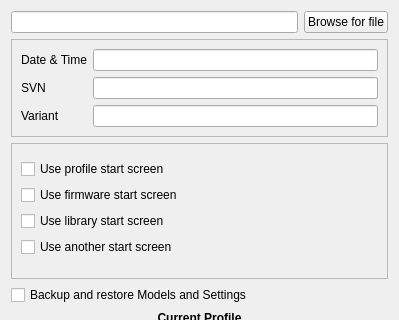
This is companion/src/burndialog.ui in opentx/opentx as Qt 5 draws it before an edit; both pictures show x 0 to 399 and y 0 to 320 of the 399 by 564 pixel window. The edited form follows.
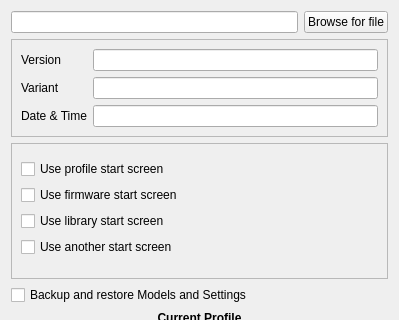
This is the edited form. Icons and pictures are not drawn.

What changed in the file:
```diff
--- a/companion/src/burndialog.ui
+++ b/companion/src/burndialog.ui
@@ -113,6 +113,13 @@
         <enum>QFrame::Raised</enum>
        </property>
        <layout class="QGridLayout" name="gridLayout_5">
+        <item row="3" column="0">
+         <widget class="QLabel" name="dateLabel">
+          <property name="text">
+           <string>Date &amp; Time</string>
+          </property>
+         </widget>
+        </item>
         <item row="1" column="1">
          <widget class="QLineEdit" name="SVNField">
           <property name="readOnly">
@@ -137,18 +144,11 @@
         <item row="1" column="0">
          <widget class="QLabel" name="svnLabel">
           <property name="text">
-           <string>SVN</string>
+           <string>Version</string>
           </property>
          </widget>
         </item>
-        <item row="0" column="0">
-         <widget class="QLabel" name="dateLabel">
-          <property name="text">
-           <string>Date &amp; Time</string>
-          </property>
-         </widget>
-        </item>
-        <item row="0" column="1">
+        <item row="3" column="1">
          <widget class="QLineEdit" name="DateField">
           <property name="readOnly">
            <bool>true</bool>
```
Left out of the diff: 7 changed lines with no effect on the pictures.
